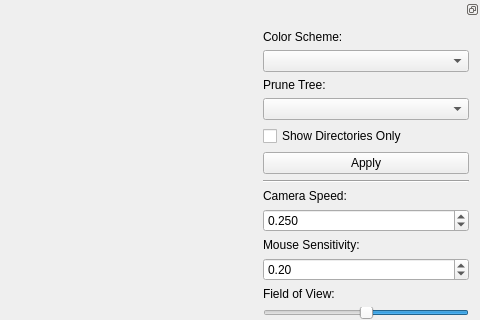
Qt form Source/View/mainWindow.ui (TimSevereijns/D-Viz) before a commit; both pictures show x 720 to 1200 and y 0 to 320 of the 1200 by 814 pixel window.
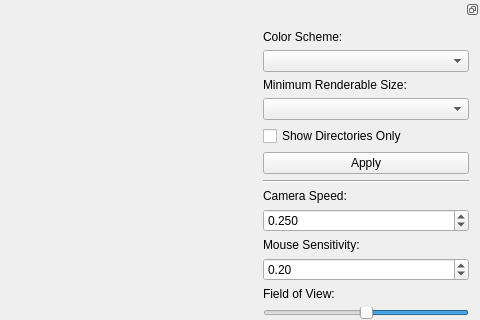
The same form after that commit.

Commit message:
Improved Pruning Dropdown
+ The dropdown is now framed as what the minimum should be instead of what should be pruned.

What changed in the file:
```diff
--- a/Source/View/mainWindow.ui
+++ b/Source/View/mainWindow.ui
@@ -90,7 +90,7 @@
      <item>
       <widget class="QLabel" name="pruneTreeLabel">
        <property name="text">
-        <string>Prune Tree:</string>
+        <string>Minimum Renderable Size:</string>
        </property>
       </widget>
      </item>
```
Left out of the diff: 2 changed lines with no effect on the pictures. The commit also changes 1 other file.
